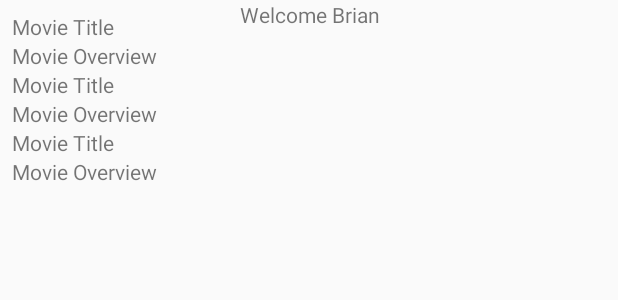
After one commit to E-M-Code-Bases/Cohort-1-Group-3-Android, an Android app: the layout fragment_movie_test.xml on its own in the app's theme, with its tools: preview values and no code run, on a phone screen of 412 x 824 dp. The commit adds this screen. Shown: the top 300 px of the screen. Run offline under Robolectric (Android 15) with nearby library versions, the phone set to English and light mode, and no system bars.

Commit message:
created data models and api services to fetch and display movies from the favourite  api endpoints

```diff
--- a/Zozamax-Movies/app/src/main/java/com/example/zozamax_app/fragments/HomeFragment.kt
+++ b/Zozamax-Movies/app/src/main/java/com/example/zozamax_app/fragments/HomeFragment.kt
@@ -16,7 +16,8 @@ class HomeFragment : Fragment() {
     private val binding get() = _binding!!
 
     override fun onCreateView(
-        inflater: LayoutInflater, container: ViewGroup?,
+        inflater: LayoutInflater,
+        container: ViewGroup?,
         savedInstanceState: Bundle?
     ): View {
 
--- /dev/null
+++ b/Zozamax-Movies/app/src/main/res/layout/fragment_movie_test.xml
@@ -0,0 +1,38 @@
+<layout xmlns:android="http://schemas.android.com/apk/res/android"
+    xmlns:tools="http://schemas.android.com/tools"
+    xmlns:app="http://schemas.android.com/apk/res-auto">
+
+    <data>
+        <variable
+            name="movie"
+            type="com.example.zozamax_app.api_services.Movie" />
+    </data>
+
+    <androidx.constraintlayout.widget.ConstraintLayout
+        android:layout_width="match_parent"
+        android:layout_height="match_parent"
+        tools:context=".fragments.MovieTestFragment">
+
+        <androidx.recyclerview.widget.RecyclerView
+            android:id="@+id/recyclerView"
+            android:layout_width="match_parent"
+            android:layout_height="match_parent"
+            android:layout_margin="8dp"
+            app:layout_constraintTop_toTopOf="parent"
+            app:layout_constraintBottom_toBottomOf="parent"
+            app:layout_constraintStart_toStartOf="parent"
+            app:layout_constraintEnd_toEndOf="parent"
+            tools:listitem="@layout/item_movie" />
+
+        <TextView
+            android:layout_width="match_parent"
+            android:layout_height="wrap_content"
+            android:text="Welcome Brian"
+            android:gravity="center"
+            tools:ignore="MissingConstraints">
+
+        </TextView>
+
+    </androidx.constraintlayout.widget.ConstraintLayout>
+
+</layout>
--- /dev/null
+++ b/Zozamax-Movies/app/src/main/res/layout/item_movie.xml
@@ -0,0 +1,34 @@
+<layout xmlns:android="http://schemas.android.com/apk/res/android"
+    xmlns:tools="http://schemas.android.com/tools"
+    xmlns:app="http://schemas.android.com/apk/res-auto">
+
+    <data>
+        <variable
+            name="movie"
+            type="com.example.zozamax_app.api_services.Movie" />
+    </data>
+
+    <androidx.constraintlayout.widget.ConstraintLayout
+        android:layout_width="match_parent"
+        android:layout_height="wrap_content">
+
+        <TextView
+            android:id="@+id/movieTitle"
+            android:layout_width="0dp"
+            android:layout_height="wrap_content"
+            android:text="Movie Title"
+            app:layout_constraintStart_toStartOf="parent"
+            app:layout_constraintTop_toTopOf="parent"
+            app:layout_constraintEnd_toEndOf="parent" />
+
+        <TextView
+            android:id="@+id/movieOverview"
+            android:layout_width="0dp"
+            android:layout_height="wrap_content"
+            android:text="Movie Overview"
+            app:layout_constraintStart_toStartOf="parent"
+            app:layout_constraintTop_toBottomOf="@id/movieTitle"
+            app:layout_constraintEnd_toEndOf="parent" />
+
+    </androidx.constraintlayout.widget.ConstraintLayout>
+</layout>
```
Also changed, not shown: Zozamax-Movies/app/build.gradle.kts (+14 -1 lines), Zozamax-Movies/app/src/main/AndroidManifest.xml (+2 -5 lines), Zozamax-Movies/app/src/main/java/com/example/zozamax_app/api_services/ApiResponse.kt (added, +109 -0 lines), Zozamax-Movies/app/src/main/java/com/example/zozamax_app/api_services/ApiService.kt (added, +19 -0 lines), Zozamax-Movies/app/src/main/java/com/example/zozamax_app/api_services/MoviesAdapter.kt (added, +31 -0 lines), Zozamax-Movies/app/src/main/java/com/example/zozamax_app/api_services/Retrofit_Api_Interface.kt (added, +12 -0 lines), Zozamax-Movies/app/src/main/java/com/example/zozamax_app/api_services/Retrofit_Instance.kt (added, +25 -0 lines), Zozamax-Movies/app/src/main/java/com/example/zozamax_app/fragments/LoginFragment.kt (+8 -7 lines), Zozamax-Movies/app/src/main/java/com/example/zozamax_app/fragments/MovieTestFragment.kt (added, +67 -0 lines), Zozamax-Movies/app/src/main/java/com/example/zozamax_app/fragments/RecyclerView_Adapter.kt (added, +30 -0 lines), Zozamax-Movies/app/src/main/res/layout/recycler_view.xml (added, +29 -0 lines), Zozamax-Movies/app/src/main/res/navigation/nav_graph.xml (+8 -0 lines), Zozamax-Movies/gradle/libs.versions.toml (+7 -1 lines).
